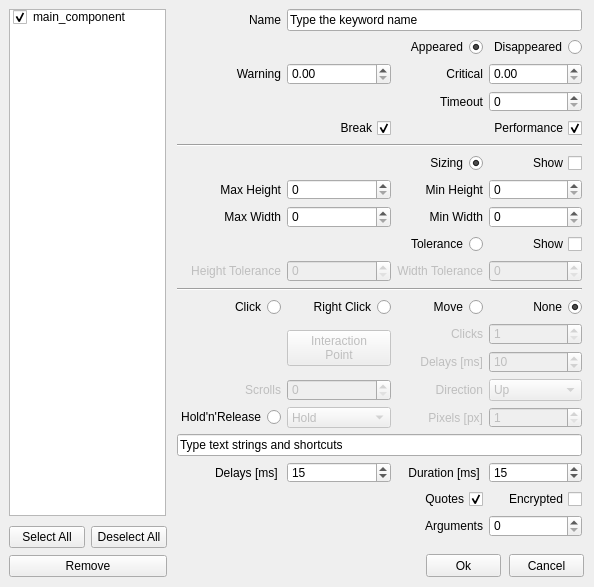
Above: alyvix/extra/robotide/qt_ui/alyvix_rect_finder_properties_view.ui from alyvix/alyvix before the change. Below: the same form after it.
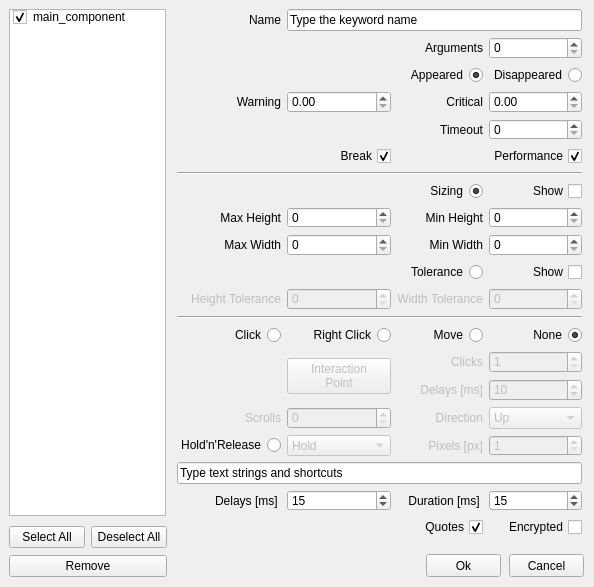
That is the form after the change.

Diff of the .ui file:
```diff
--- a/alyvix/extra/robotide/qt_ui/alyvix_rect_finder_properties_view.ui
+++ b/alyvix/extra/robotide/qt_ui/alyvix_rect_finder_properties_view.ui
@@ -675,19 +675,6 @@
        </property>
       </widget>
      </item>
-     <item row="27" column="2">
-      <widget class="QLabel" name="labelArgs">
-       <property name="text">
-        <string>Arguments</string>
-       </property>
-       <property name="alignment">
-        <set>Qt::AlignRight|Qt::AlignTrailing|Qt::AlignVCenter</set>
-       </property>
-      </widget>
-     </item>
-     <item row="27" column="3">
-      <widget class="QSpinBox" name="spinBoxArgs"/>
-     </item>
      <item row="2" column="3">
       <widget class="QRadioButton" name="wait_disapp_radio">
        <property name="layoutDirection">
@@ -803,6 +790,19 @@
        </property>
       </widget>
      </item>
+     <item row="1" column="3">
+      <widget class="QSpinBox" name="spinBoxArgs"/>
+     </item>
+     <item row="1" column="2">
+      <widget class="QLabel" name="labelArgs">
+       <property name="text">
+        <string>Arguments</string>
+       </property>
+       <property name="alignment">
+        <set>Qt::AlignRight|Qt::AlignTrailing|Qt::AlignVCenter</set>
+       </property>
+      </widget>
+     </item>
     </layout>
    </widget>
   </widget>
```
